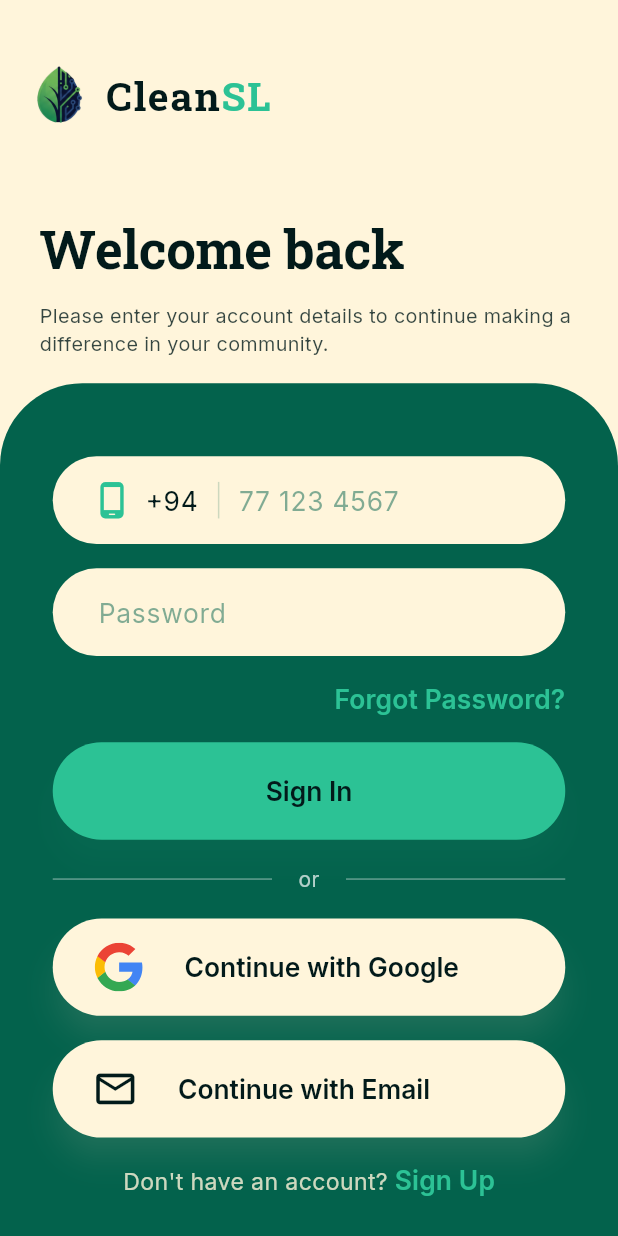
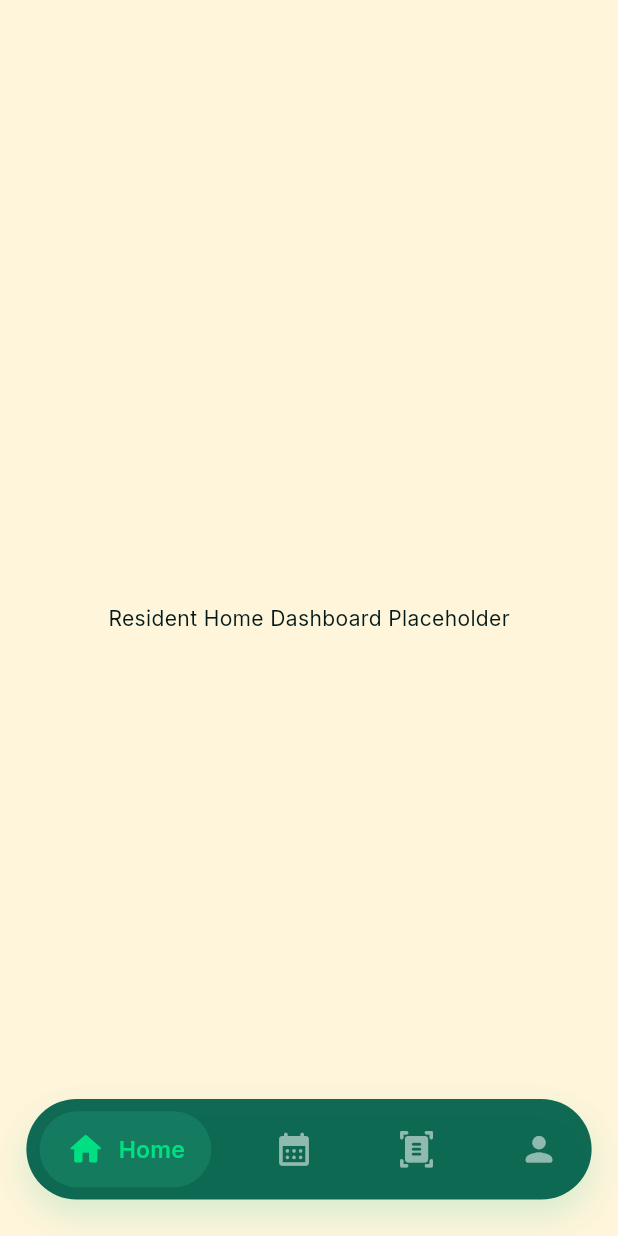
Before and after one commit to CleanSL/cleansl-mobile-app, a Flutter app: the ResidentLoginPage screen opened by its route, after a tap on "Sign In", on a phone screen of 412 x 824 dp. Run offline on Flutter 3.47's test engine with Material 3 defaults, Android fonts, the phone set to English and light mode, and no system bars; our stand-ins replace flutter_dotenv, flutter_svg, google_fonts, supabase_flutter; accounts and stored records are empty.

Commit message:
Finished the nav bar of the resident interface

```diff
--- /dev/null
+++ b/lib/features/resident/main_nav/presentation/pages/resident_main_nav_page.dart
@@ -0,0 +1,134 @@
+import 'package:flutter/material.dart';
+import '../../../../../../core/theme/app_theme.dart';
+import '../../../../../../core/utils/responsive.dart';
+
+class ResidentMainNavPage extends StatefulWidget {
+  const ResidentMainNavPage({super.key});
+
+  @override
+  State<ResidentMainNavPage> createState() => _ResidentMainNavPageState();
+}
+
+class _ResidentMainNavPageState extends State<ResidentMainNavPage> {
+  int _currentIndex = 0;
+
+  final List<Widget> _screens = [
+    const Center(child: Text("Resident Home Dashboard Placeholder")),
+    const Center(child: Text("Schedule & Calendar Placeholder")),
+    const Center(child: Text("ML Complaint Scanner Placeholder")),
+    const Center(child: Text("Resident Profile Placeholder")),
+  ];
+
+  // 1. Define your icons and labels in simple lists
+  final List<IconData> _icons = [
+    Icons.home_rounded,
+    Icons.calendar_month_rounded,
+    Icons.document_scanner_rounded,
+    Icons.person_rounded,
+  ];
+
+  final List<String> _labels = [
+    "Home",
+    "Schedule",
+    "Complaints",
+    "Profile",
+  ];
+
+  @override
+  Widget build(BuildContext context) {
+    final double bottomSafe = MediaQuery.of(context).padding.bottom;
+
+    return Scaffold(
+      backgroundColor: AppTheme.primaryBackground,
+      extendBody: true,
+      body: _screens[_currentIndex],
+
+      bottomNavigationBar: Padding(
+        padding: EdgeInsets.only(
+          left: Responsive.w(context, AppTheme.space16), // Slightly tighter to fit the horizontal text
+          right: Responsive.w(context, AppTheme.space16),
+          bottom: Responsive.h(context, AppTheme.space24) + bottomSafe,
+        ),
+        child: Container(
+          // Inner padding for the whole nav bar
+          padding: EdgeInsets.symmetric(
+            horizontal: Responsive.w(context, AppTheme.space8),
+            vertical: Responsive.h(context, AppTheme.space8),
+          ),
+          decoration: BoxDecoration(
+            color: AppTheme.secondaryColor1.withValues(alpha: 0.95), // The dark green background
+            borderRadius: BorderRadius.circular(Responsive.r(context, 40)),
+            boxShadow: [
+              BoxShadow(
+                color: AppTheme.accentColor.withValues(alpha: 0.2),
+                blurRadius: 20,
+                offset: const Offset(0, 10),
+              ),
+            ],
+          ),
+          // 2. Custom Row instead of BottomNavigationBar
+          child: Row(
+            mainAxisAlignment: MainAxisAlignment.spaceBetween,
+            children: List.generate(_icons.length, (index) {
+              final isSelected = _currentIndex == index;
+
+              return GestureDetector(
+                onTap: () {
+                  setState(() {
+                    _currentIndex = index;
+                  });
+                },
+                // 3. AnimatedContainer handles the smooth expansion when clicked
+                child: AnimatedContainer(
+                  duration: const Duration(milliseconds: 300),
+                  curve: Curves.easeOutCubic,
+                  padding: EdgeInsets.symmetric(
+                    horizontal: isSelected ? Responsive.w(context, 16) : Responsive.w(context, 12),
+                    vertical: Responsive.h(context, 12),
+                  ),
+                  decoration: BoxDecoration(
+                    // Lighter background only for the active item
+                    color: isSelected
+                        ? AppTheme.accentColor.withValues(alpha: 0.2)
+                        : Colors.transparent,
+                    borderRadius: BorderRadius.circular(Responsive.r(context, 30)),
+                  ),
+                  child: Row(
+                    mainAxisSize: MainAxisSize.min,
+                    children: [
+                      Icon(
+                        _icons[index],
+                        color: isSelected ? AppTheme.hoverColor : Colors.white54,
+                        size: Responsive.w(context, 24),
+                      ),
+                      // 4. Smoothly show text only if selected
+                      AnimatedSize(
+                        duration: const Duration(milliseconds: 300),
+                        curve: Curves.easeOutCubic,
+                        child: SizedBox(
+                          width: isSelected ? null : 0,
+                          child: Row(
+                            children: [
+                              SizedBox(width: Responsive.w(context, 8)),
+                              Text(
+                                _labels[index],
+                                style: Theme.of(context).textTheme.labelLarge?.copyWith(
+                                  color: AppTheme.hoverColor,
+                                  fontSize: Responsive.sp(context, 14),
+                                ),
+                              ),
+                            ],
+                          ),
+                        ),
+                      ),
+                    ],
+                  ),
+                ),
+              );
+            }),
+          ),
+        ),
+      ),
+    );
+  }
+}
--- a/lib/features/resident/resident_auth/presentation/pages/resident_login_page.dart
+++ b/lib/features/resident/resident_auth/presentation/pages/resident_login_page.dart
@@ -50,7 +50,13 @@ class _ResidentLoginPageState extends State<ResidentLoginPage> {
 
         SizedBox(height: gap),
 
-        CleanSlButton(text: "Sign In", variant: ButtonVariant.primary, onPressed: () {}),
+        CleanSlButton(
+          text: "Sign In",
+          variant: ButtonVariant.primary,
+          onPressed: () {
+            Navigator.pushReplacementNamed(context, '/resident-main');
+          },
+        ),
 
         SizedBox(height: gap),
 
--- a/lib/features/resident/resident_auth/presentation/pages/resident_signup_page.dart
+++ b/lib/features/resident/resident_auth/presentation/pages/resident_signup_page.dart
@@ -93,7 +93,13 @@ class _ResidentSignUpPageState extends State<ResidentSignUpPage> {
 
         SizedBox(height: sectionGap),
 
-        CleanSlButton(text: "Sign Up", variant: ButtonVariant.primary, onPressed: () {}),
+        CleanSlButton(
+          text: "Sign Up",
+          variant: ButtonVariant.primary,
+          onPressed: () {
+            Navigator.pushReplacementNamed(context, '/resident-main');
+          },
+        ),
 
         SizedBox(height: smallGap),
 
--- a/lib/main.dart
+++ b/lib/main.dart
@@ -12,6 +12,7 @@ import 'features/driver/driver_auth/presentation/pages/driver_otp_page.dart';
 import 'features/resident/resident_auth/presentation/pages/resident_auth_hub_page.dart';
 import 'features/resident/resident_auth/presentation/pages/resident_login_page.dart';
 import 'features/resident/resident_auth/presentation/pages/resident_signup_page.dart';
+import 'features/resident/main_nav/presentation/pages/resident_main_nav_page.dart';
 
 // 2. Change main to be an asynchronous function
 Future<void> main() async {
@@ -58,6 +59,7 @@ class SmartResidentApp extends StatelessWidget {
         '/resident-auth-hub': (context) => const ResidentAuthHubPage(),
         '/resident-login': (context) => const ResidentLoginPage(),
         '/resident-signup': (context) => const ResidentSignUpPage(),
+        '/resident-main': (context) => const ResidentMainNavPage(),
       },
     );
   }
```
